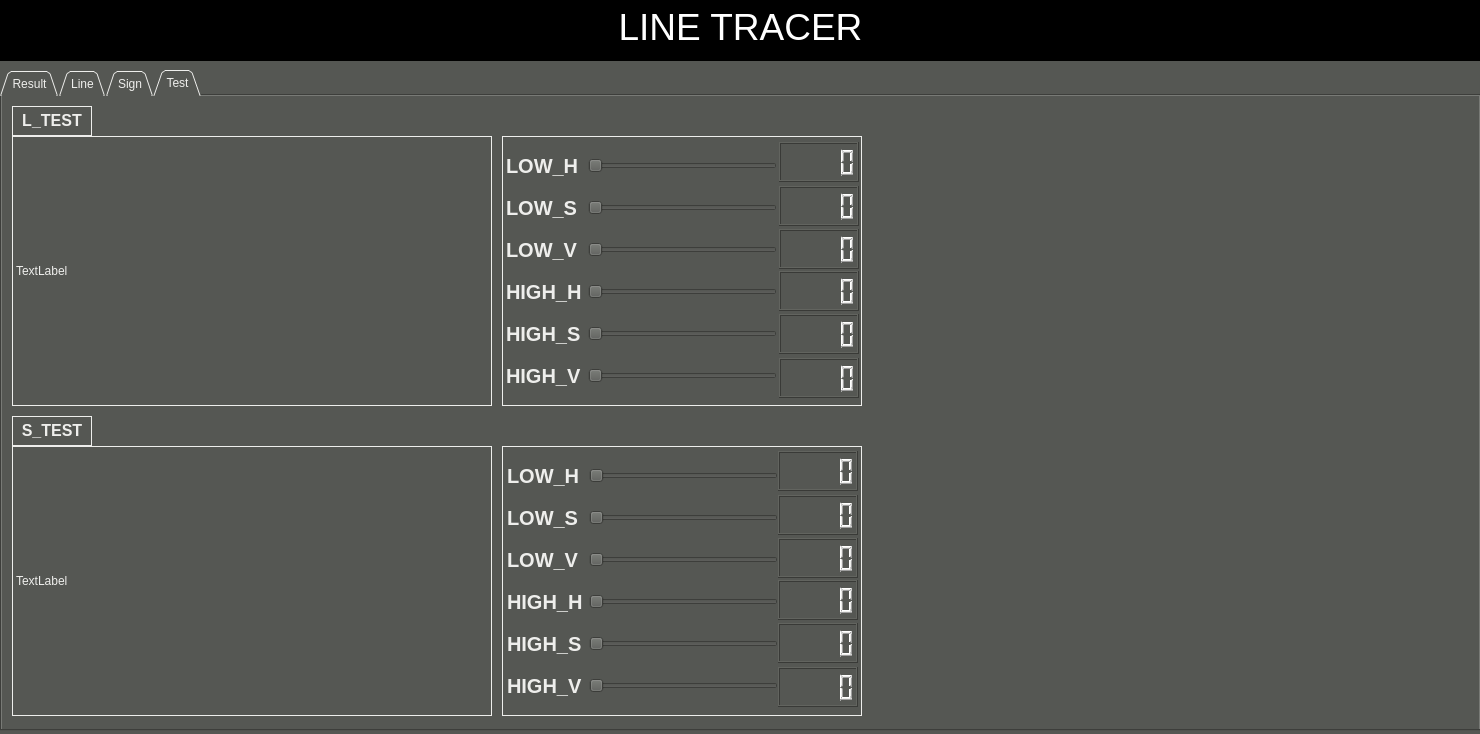
lee-sunkyoung/ride_mani, file vision/sliding_ag/ui/main_window.ui: the form before one commit.
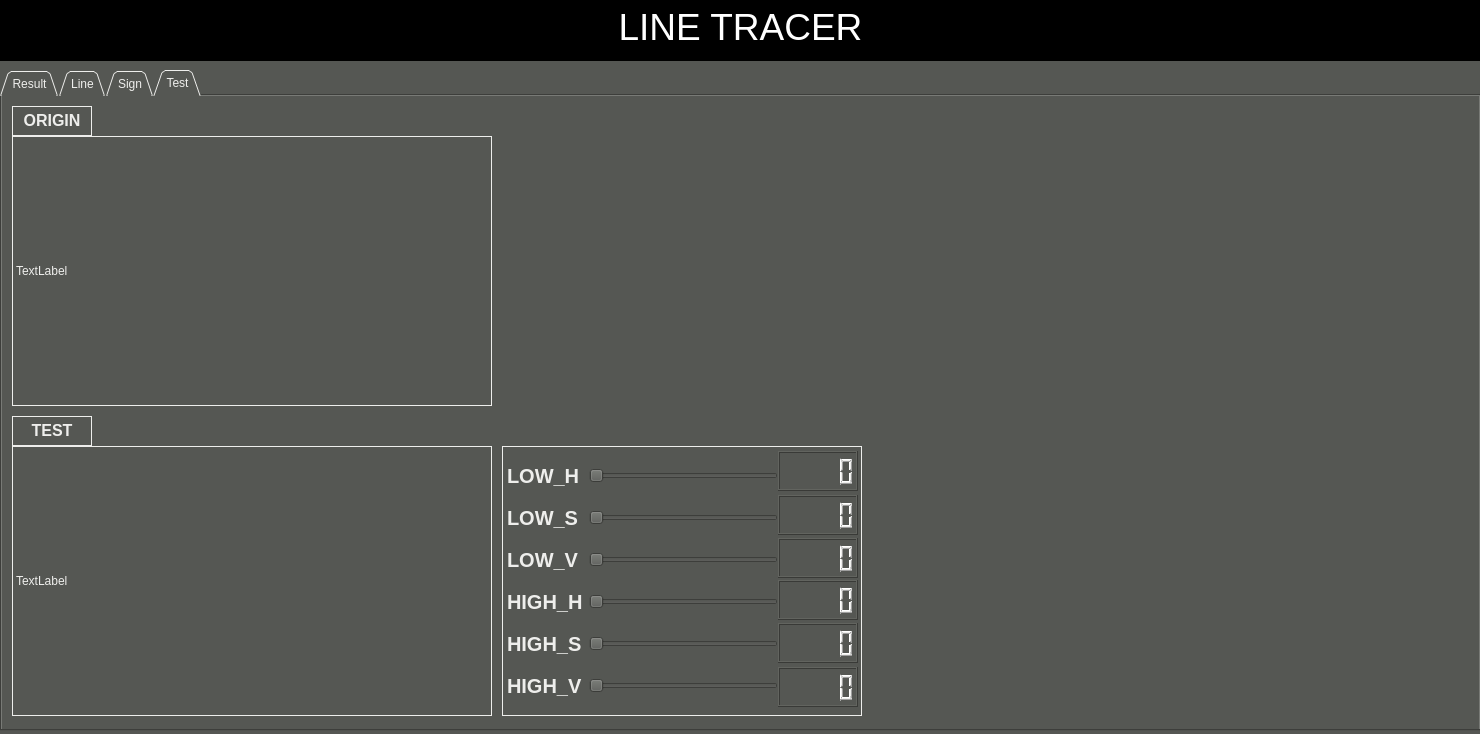
The form after the commit. The open tabs and pages were chosen to show the change. Icons and pictures are not drawn.

The edit to the form file:
```diff
--- a/vision/sliding_ag/ui/main_window.ui
+++ b/vision/sliding_ag/ui/main_window.ui
@@ -1672,7 +1672,7 @@
 &lt;html&gt;&lt;head&gt;&lt;meta name=&quot;qrichtext&quot; content=&quot;1&quot; /&gt;&lt;style type=&quot;text/css&quot;&gt;
 p, li { white-space: pre-wrap; }
 &lt;/style&gt;&lt;/head&gt;&lt;body style=&quot; font-family:'Ubuntu'; font-size:11pt; font-weight:400; font-style:normal;&quot;&gt;
-&lt;p align=&quot;center&quot; style=&quot; margin-top:0px; margin-bottom:0px; margin-left:0px; margin-right:0px; -qt-block-indent:0; text-indent:0px;&quot;&gt;&lt;span style=&quot; font-size:12pt; font-weight:600;&quot;&gt;S_TEST&lt;/span&gt;&lt;/p&gt;&lt;/body&gt;&lt;/html&gt;</string>
+&lt;p align=&quot;center&quot; style=&quot; margin-top:0px; margin-bottom:0px; margin-left:0px; margin-right:0px; -qt-block-indent:0; text-indent:0px;&quot;&gt;&lt;span style=&quot; font-size:12pt; font-weight:600;&quot;&gt;TEST&lt;/span&gt;&lt;/p&gt;&lt;/body&gt;&lt;/html&gt;</string>
       </property>
      </widget>
      <widget class="QLabel" name="l_test">
@@ -1711,7 +1711,7 @@
 &lt;html&gt;&lt;head&gt;&lt;meta name=&quot;qrichtext&quot; content=&quot;1&quot; /&gt;&lt;style type=&quot;text/css&quot;&gt;
 p, li { white-space: pre-wrap; }
 &lt;/style&gt;&lt;/head&gt;&lt;body style=&quot; font-family:'Ubuntu'; font-size:11pt; font-weight:400; font-style:normal;&quot;&gt;
-&lt;p align=&quot;center&quot; style=&quot; margin-top:0px; margin-bottom:0px; margin-left:0px; margin-right:0px; -qt-block-indent:0; text-indent:0px;&quot;&gt;&lt;span style=&quot; font-size:12pt; font-weight:600;&quot;&gt;L_TEST&lt;/span&gt;&lt;/p&gt;&lt;/body&gt;&lt;/html&gt;</string>
+&lt;p align=&quot;center&quot; style=&quot; margin-top:0px; margin-bottom:0px; margin-left:0px; margin-right:0px; -qt-block-indent:0; text-indent:0px;&quot;&gt;&lt;span style=&quot; font-size:12pt; font-weight:600;&quot;&gt;ORIGIN&lt;/span&gt;&lt;/p&gt;&lt;/body&gt;&lt;/html&gt;</string>
       </property>
      </widget>
      <widget class="QTableView" name="tableView">
@@ -1730,217 +1730,6 @@
        <enum>QFrame::Plain</enum>
       </property>
      </widget>
-     <widget class="QWidget" name="gridLayoutWidget">
-      <property name="geometry">
-       <rect>
-        <x>504</x>
-        <y>46</y>
-        <width>271</width>
-        <height>261</height>
-       </rect>
-      </property>
-      <layout class="QGridLayout" name="gridLayout">
-       <item row="0" column="1">
-        <widget class="QSlider" name="horizontalSlider_1">
-         <property name="maximum">
-          <number>255</number>
-         </property>
-         <property name="orientation">
-          <enum>Qt::Horizontal</enum>
-         </property>
-        </widget>
-       </item>
-       <item row="2" column="1">
-        <widget class="QSlider" name="horizontalSlider_3">
-         <property name="maximum">
-          <number>255</number>
-         </property>
-         <property name="orientation">
-          <enum>Qt::Horizontal</enum>
-         </property>
-        </widget>
-       </item>
-       <item row="2" column="0">
-        <widget class="QLabel" name="max_v">
-         <property name="font">
-          <font>
-           <pointsize>15</pointsize>
-           <weight>75</weight>
-           <bold>true</bold>
-          </font>
-         </property>
-         <property name="layoutDirection">
-          <enum>Qt::LeftToRight</enum>
-         </property>
-         <property name="frameShape">
-          <enum>QFrame::NoFrame</enum>
-         </property>
-         <property name="text">
-          <string>LOW_V</string>
-         </property>
-        </widget>
-       </item>
-       <item row="3" column="0">
-        <widget class="QLabel" name="min_h">
-         <property name="font">
-          <font>
-           <pointsize>15</pointsize>
-           <weight>75</weight>
-           <bold>true</bold>
-          </font>
-         </property>
-         <property name="layoutDirection">
-          <enum>Qt::LeftToRight</enum>
-         </property>
-         <property name="frameShape">
-          <enum>QFrame::NoFrame</enum>
-         </property>
-         <property name="text">
-          <string>HIGH_H</string>
-         </property>
-        </widget>
-       </item>
-       <item row="5" column="0">
-        <widget class="QLabel" name="min_v">
-         <property name="font">
-          <font>
-           <pointsize>15</pointsize>
-           <weight>75</weight>
-           <bold>true</bold>
-          </font>
-         </property>
-         <property name="layoutDirection">
-          <enum>Qt::LeftToRight</enum>
-         </property>
-         <property name="frameShape">
-          <enum>QFrame::NoFrame</enum>
-         </property>
-         <property name="text">
-          <string>HIGH_V</string>
-         </property>
-        </widget>
-       </item>
-       <item row="4" column="1">
-        <widget class="QSlider" name="horizontalSlider_5">
-         <property name="maximum">
-          <number>255</number>
-         </property>
-         <property name="orientation">
-          <enum>Qt::Horizontal</enum>
-         </property>
-        </widget>
-       </item>
-       <item row="1" column="1">
-        <widget class="QSlider" name="horizontalSlider_2">
-         <property name="maximum">
-          <number>255</number>
-         </property>
-         <property name="orientation">
-          <enum>Qt::Horizontal</enum>
-         </property>
-        </widget>
-       </item>
-       <item row="3" column="1">
-        <widget class="QSlider" name="horizontalSlider_4">
-         <property name="maximum">
-          <number>255</number>
-         </property>
-         <property name="orientation">
-          <enum>Qt::Horizontal</enum>
-         </property>
-        </widget>
-       </item>
-       <item row="0" column="0">
-        <widget class="QLabel" name="max_h">
-         <property name="font">
-          <font>
-           <pointsize>15</pointsize>
-           <weight>75</weight>
-           <bold>true</bold>
-          </font>
-         </property>
-         <property name="layoutDirection">
-          <enum>Qt::LeftToRight</enum>
-         </property>
-         <property name="frameShape">
-          <enum>QFrame::NoFrame</enum>
-         </property>
-         <property name="frameShadow">
-          <enum>QFrame::Plain</enum>
-         </property>
-         <property name="text">
-          <string>LOW_H</string>
-         </property>
-        </widget>
-       </item>
-       <item row="4" column="0">
-        <widget class="QLabel" name="min_s">
-         <property name="font">
-          <font>
-           <pointsize>15</pointsize>
-           <weight>75</weight>
-           <bold>true</bold>
-          </font>
-         </property>
-         <property name="layoutDirection">
-          <enum>Qt::LeftToRight</enum>
-         </property>
-         <property name="frameShape">
-          <enum>QFrame::NoFrame</enum>
-         </property>
-         <property name="text">
-          <string>HIGH_S</string>
-         </property>
-        </widget>
-       </item>
-       <item row="1" column="0">
-        <widget class="QLabel" name="max_s">
-         <property name="font">
-          <font>
-           <pointsize>15</pointsize>
-           <weight>75</weight>
-           <bold>true</bold>
-          </font>
-         </property>
-         <property name="layoutDirection">
-          <enum>Qt::LeftToRight</enum>
-         </property>
-         <property name="frameShape">
-          <enum>QFrame::NoFrame</enum>
-         </property>
-         <property name="text">
-          <string>LOW_S</string>
-         </property>
-        </widget>
-       </item>
-       <item row="5" column="1">
-        <widget class="QSlider" name="horizontalSlider_6">
-         <property name="maximum">
-          <number>255</number>
-         </property>
-         <property name="orientation">
-          <enum>Qt::Horizontal</enum>
-         </property>
-        </widget>
-       </item>
-      </layout>
-     </widget>
-     <widget class="QTableView" name="tableView_2">
-      <property name="geometry">
-       <rect>
-        <x>500</x>
-        <y>40</y>
-        <width>360</width>
-        <height>270</height>
-       </rect>
-      </property>
-      <property name="frameShape">
-       <enum>QFrame::Box</enum>
-      </property>
-      <property name="frameShadow">
-       <enum>QFrame::Plain</enum>
-      </property>
-     </widget>
      <widget class="QWidget" name="gridLayoutWidget_3">
       <property name="geometry">
        <rect>
@@ -2136,66 +1925,6 @@
        </item>
       </layout>
      </widget>
-     <widget class="QLCDNumber" name="l_2">
-      <property name="geometry">
-       <rect>
-        <x>777</x>
-        <y>90</y>
-        <width>80</width>
-        <height>40</height>
-       </rect>
-      </property>
-     </widget>
-     <widget class="QLCDNumber" name="l_3">
-      <property name="geometry">
-       <rect>
-        <x>777</x>
-        <y>133</y>
-        <width>80</width>
-        <height>40</height>
-       </rect>
-      </property>
-     </widget>
-     <widget class="QLCDNumber" name="l_4">
-      <property name="geometry">
-       <rect>
-        <x>777</x>
-        <y>175</y>
-        <width>80</width>
-        <height>40</height>
-       </rect>
-      </property>
-     </widget>
-     <widget class="QLCDNumber" name="l_5">
-      <property name="geometry">
-       <rect>
-        <x>777</x>
-        <y>218</y>
-        <width>80</width>
-        <height>40</height>
-       </rect>
-      </property>
-     </widget>
-     <widget class="QLCDNumber" name="l_6">
-      <property name="geometry">
-       <rect>
-        <x>777</x>
-        <y>262</y>
-        <width>80</width>
-        <height>40</height>
-       </rect>
-      </property>
-     </widget>
-     <widget class="QLCDNumber" name="l_1">
-      <property name="geometry">
-       <rect>
-        <x>777</x>
-        <y>46</y>
-        <width>80</width>
-        <height>40</height>
-       </rect>
-      </property>
-     </widget>
      <widget class="QLCDNumber" name="s_2">
       <property name="geometry">
        <rect>
```
Left out of the diff: 40 changed lines with no effect on the pictures.
